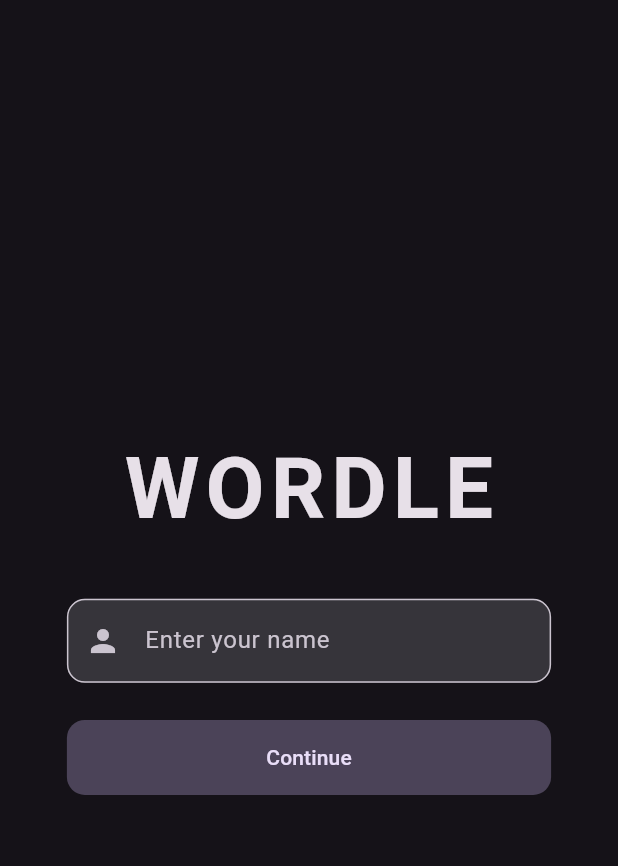
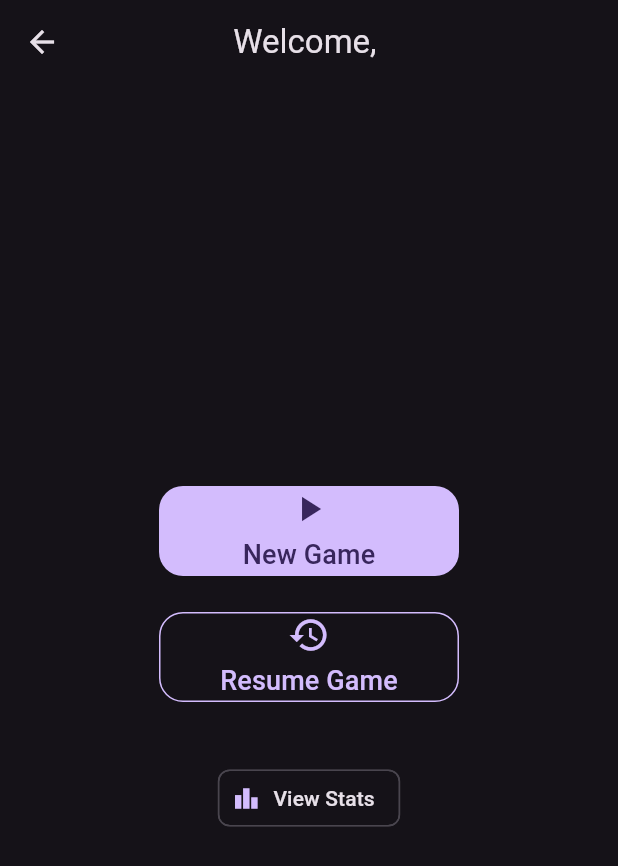
Before and after one commit to ZiZi1noob/Wordle, a Flutter app: the screen it shows after launch, after a tap on "Continue", on a phone screen of 412 x 824 dp. Shown: the top 866 px of the screen. Run offline on Flutter 3.47's test engine with Material 3 defaults, Android fonts, the phone set to English and light mode, and no system bars; drawn by our look-alikes of flutter_animate; our stand-ins replace dio, flutter_dotenv.

Commit message:
added menupage ui

```diff
--- a/client/lib/provider/userProv.dart
+++ b/client/lib/provider/userProv.dart
@@ -2,5 +2,7 @@ import 'package:flutter/material.dart';
 
 class UserProvider with ChangeNotifier {
   bool _isLoading = false;
+  String? _name;
   bool get isLoading => _isLoading;
+  String? get name => _name;
 }
--- a/client/lib/widgets/entryPage.dart
+++ b/client/lib/widgets/entryPage.dart
@@ -3,6 +3,7 @@ import 'package:flutter_animate/flutter_animate.dart';
 import 'package:provider/provider.dart';
 import 'package:wordle/provider/userProv.dart' show UserProvider;
 import 'package:wordle/utils/notifyMsg.dart' show notifyMsg;
+import 'package:wordle/widgets/menuPage.dart' show MenuPage;
 
 class EntryPage extends StatefulWidget {
   const EntryPage({super.key});
@@ -96,6 +97,13 @@ class _EntryPageState extends State<EntryPage> {
                                   ? null
                                   : () async {
                                       //
+                                      Navigator.push(
+                                        context,
+                                        MaterialPageRoute(
+                                          builder: (context) =>
+                                              const MenuPage(),
+                                        ),
+                                      );
                                     },
 
                               style: FilledButton.styleFrom(
--- /dev/null
+++ b/client/lib/widgets/menuPage.dart
@@ -0,0 +1,84 @@
+import 'package:provider/provider.dart';
+import 'package:flutter/material.dart';
+import 'package:flutter_animate/flutter_animate.dart';
+import 'package:wordle/provider/userProv.dart' show UserProvider;
+
+class MenuPage extends StatelessWidget {
+  const MenuPage({super.key});
+
+  @override
+  Widget build(BuildContext context) {
+    return Selector<UserProvider, String>(
+      selector: (context, userProv) => userProv.name ?? '',
+      builder: (context, name, child) {
+        return Scaffold(
+          appBar: AppBar(title: Text('Welcome, $name'), centerTitle: true),
+          body: Center(
+            child: Column(
+              mainAxisAlignment: MainAxisAlignment.center,
+              children: [
+                // New Game Button
+                FilledButton(
+                      onPressed: () async {},
+                      style: FilledButton.styleFrom(
+                        minimumSize: const Size(200, 60),
+                        shape: RoundedRectangleBorder(
+                          borderRadius: BorderRadius.circular(16),
+                        ),
+                      ),
+                      child: const Column(
+                        mainAxisSize: MainAxisSize.min,
+                        children: [
+                          Icon(Icons.play_arrow, size: 28),
+                          SizedBox(height: 4),
+                          Text('New Game', style: TextStyle(fontSize: 18)),
+                        ],
+                      ),
+                    )
+                    .animate()
+                    .fadeIn(delay: 200.ms)
+                    .scale(begin: Offset(0.8, 0.8)),
+
+                const SizedBox(height: 24),
+
+                // Resume Button
+                OutlinedButton(
+                      onPressed: () {},
+                      style: OutlinedButton.styleFrom(
+                        minimumSize: const Size(200, 60),
+                        side: BorderSide(
+                          color: Theme.of(context).colorScheme.primary,
+                        ),
+                        shape: RoundedRectangleBorder(
+                          borderRadius: BorderRadius.circular(16),
+                        ),
+                      ),
+                      child: const Column(
+                        mainAxisSize: MainAxisSize.min,
+                        children: [
+                          Icon(Icons.history, size: 28),
+                          SizedBox(height: 4),
+                          Text('Resume Game', style: TextStyle(fontSize: 18)),
+                        ],
+                      ),
+                    )
+                    .animate()
+                    .fadeIn(delay: 400.ms)
+                    .scale(begin: Offset(0.8, 0.8)),
+
+                const SizedBox(height: 40),
+
+                // Stats Chip
+                ActionChip(
+                  avatar: const Icon(Icons.leaderboard, size: 18),
+                  label: const Text('View Stats'),
+                  onPressed: () {},
+                ).animate().fadeIn(delay: 600.ms),
+              ],
+            ),
+          ),
+        );
+      },
+    );
+  }
+}
```
